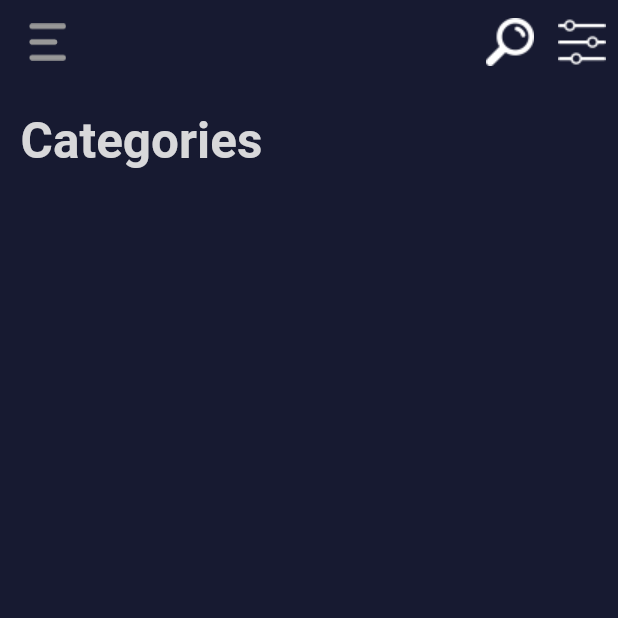
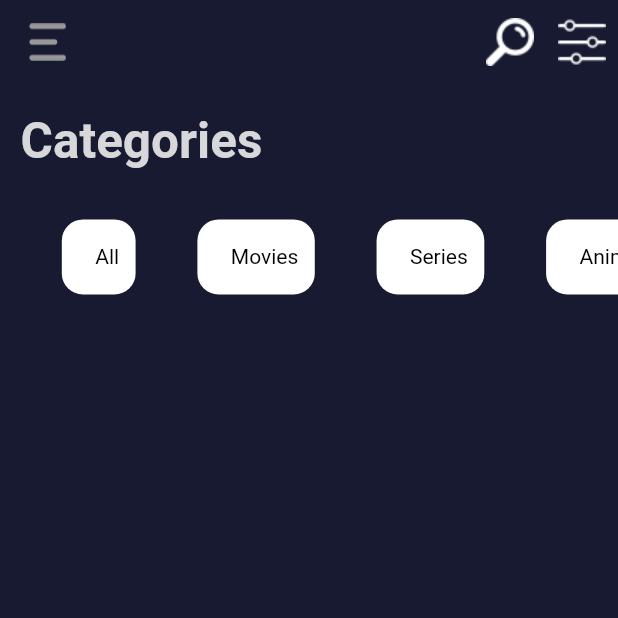
Before and after one commit to RoxyRoses/movieapp, a Flutter app: the screen it shows after launch, on a phone screen of 412 x 824 dp, the top half of it. Run offline on Flutter 3.47's test engine with Material 2 defaults, Android fonts, the phone set to English and light mode, and no system bars; our stand-ins replace dartz, dio, flutter_modular; missing offline and left inert: mobx_triple, mocktail.

Commit message:
working on UI

```diff
--- a/movie_app/lib/app_module.dart
+++ b/movie_app/lib/app_module.dart
@@ -20,6 +20,6 @@ class AppModule extends Module{
 
    @override
   List<ModularRoute> get routes => [
-        ChildRoute(Modular.initialRoute,child: (_, __) => const HomePage() ),
+        ChildRoute(Modular.initialRoute,child: (_, __) => HomePage() ),
       ];
 }
--- /dev/null
+++ b/movie_app/lib/modules/search/domain/entities/categories.dart
@@ -0,0 +1,7 @@
+class Categories {
+  final String name;
+
+  Categories(this.name);
+
+
+}
--- a/movie_app/lib/modules/search/presenter/home_page.dart
+++ b/movie_app/lib/modules/search/presenter/home_page.dart
@@ -1,5 +1,8 @@
 import 'package:flutter/material.dart';
+import 'package:movie_app/modules/search/presenter/widgets/categories_widget.dart';
 import 'package:xenomorph_design_system/xenomorph_design_system.dart';
+
+import '../domain/entities/categories.dart';
 
 class HomePage extends StatelessWidget {
   const HomePage({Key? key}) : super(key: key);
@@ -7,6 +10,23 @@ class HomePage extends StatelessWidget {
   @override
   Widget build(BuildContext context) {
     final size = MediaQuery.of(context).size;
+    List<Categories> categories = <Categories>[];
+
+    categories
+        .add(Categories('All'));
+        categories
+        .add(Categories('Movies'));
+
+categories
+        .add(Categories('Series'));
+        categories
+        .add(Categories('Anime'));
+        categories
+        .add(Categories('Animation'));
+
+
+
+
     return Scaffold(
       backgroundColor: themedark,
       appBar: AppBar(
@@ -53,17 +73,39 @@ class HomePage extends StatelessWidget {
           ),
         ],
       ),
-      body:  Column(
+      body: SingleChildScrollView(
+        child: Column(
           children: [
             const SizedBox(height: 18),
             Padding(
-            padding:  EdgeInsets.only(left: size.width * 4 / 120),
-            child: Text(
+              padding: EdgeInsets.only(left: size.width * 4 / 120),
+              child: Row(
+                children: [
+                  Text(
                     'Categories',
-              style: TextStyle(color: const Color(0xffD8D8DA), fontWeight: FontWeight.bold, fontSize: size.height *  2 / 50),
+                    style: TextStyle(
+                        color: const Color(0xffD8D8DA),
+                        fontWeight: FontWeight.bold,
+                        fontSize: size.height * 2 / 50),
+                  ),
+                ],
               ),
             ),
+            SizedBox(height: size.height * 1 / 25,),
+            SizedBox(
+              height: size.height * 8 / 130,
+              child: ListView.builder(
+                itemCount: categories.length,
+                physics: const BouncingScrollPhysics(),
+                scrollDirection: Axis.horizontal,
+                itemBuilder: ((context, index){
+                  return CategoryWidget(externalPadding: EdgeInsets.only(left: size.width * 2 / 20), height: 50,
+                  categoryName: categories[index].name,);
+                }),
+              ),
+            )
           ],
+        ),
       ),
     );
   }
--- /dev/null
+++ b/movie_app/lib/modules/search/presenter/widgets/categories_widget.dart
@@ -0,0 +1,77 @@
+import 'package:flutter/cupertino.dart';
+
+class CategoryWidget extends StatelessWidget {
+  final double height;
+  final String categoryName;
+  final EdgeInsetsGeometry? padding;
+  final EdgeInsetsGeometry? externalPadding;
+  final bool isSelected;
+  final Function()? tap;
+
+  const CategoryWidget(
+      {Key? key,
+      this.isSelected = false,
+      this.padding,
+      this.externalPadding = const EdgeInsets.only(left: 5),
+      this.tap,
+      this.categoryName = 'all',
+      this.height = 89})
+      : super(key: key);
+
+  @override
+  Widget build(BuildContext context) {
+    late EdgeInsetsGeometry? localPadding;
+
+    if (padding == null) {
+      localPadding = EdgeInsets.all(height * 0.22);
+    } else {
+      localPadding = padding;
+    }
+
+    Color localColor = const Color(0xff0F1122);
+    Color fontColor = const Color(0xffDFDFE1);
+    String imagePath = '';
+
+    switch (isSelected) {
+      case true:
+        localColor = const Color(0xff2F40AE);
+        fontColor = const Color(0xffDFDFE1);
+        break;
+      case false:
+        localColor = const Color(0xffFFFFFF);
+        fontColor = const Color(0xff000000);
+        break;
+      default:
+    }
+     return GestureDetector(
+      onTap: tap,
+      child: Padding(
+        padding: externalPadding ?? const EdgeInsets.all(0.8),
+        child: Center(
+          child: Container(
+            height: height,
+            padding: localPadding,
+            decoration: BoxDecoration(
+              borderRadius: BorderRadius.circular(height * 25 / 89),
+              color: localColor,
+            ),
+            child: Row(
+              mainAxisAlignment: MainAxisAlignment.center,
+              mainAxisSize: MainAxisSize.min,
+              children: [
+                SizedBox(width: height * 20 / 89),
+                FittedBox(
+                  child: Text(
+                    categoryName,
+                    style:
+                        TextStyle(fontSize: height * 25 / 89, color: fontColor),
+                  ),
+                ),
+              ],
+            ),
+          ),
+        ),
+      ),
+    );
+  }
+}
```
Lines whose indentation alone changed are shown as unchanged.
